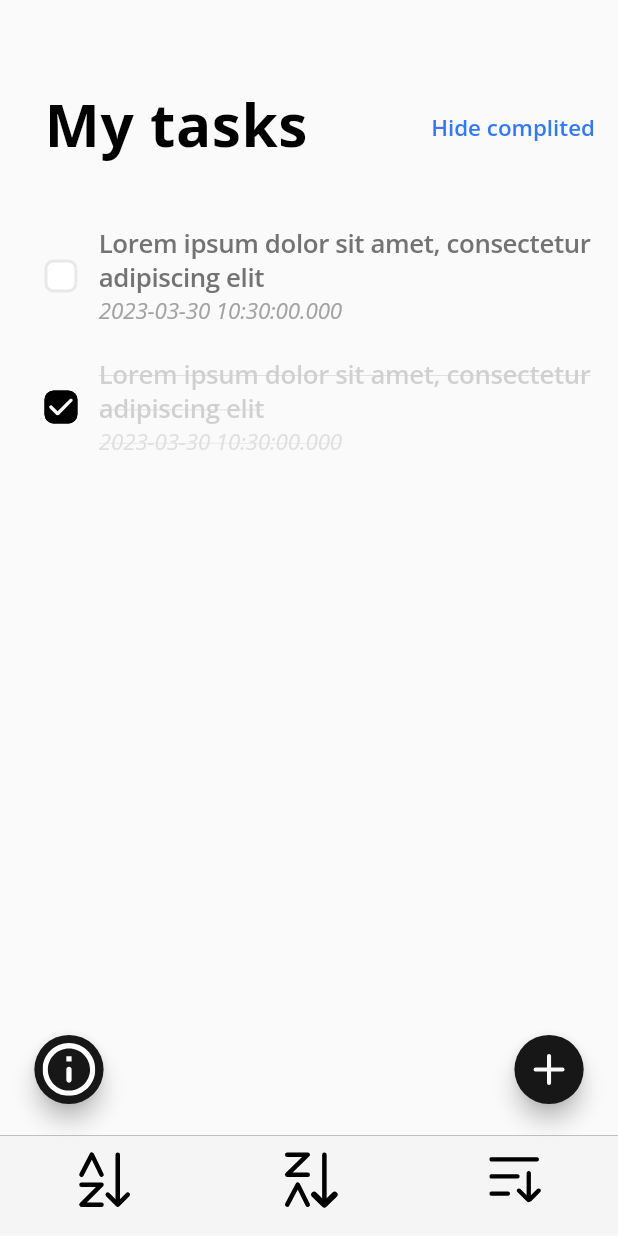
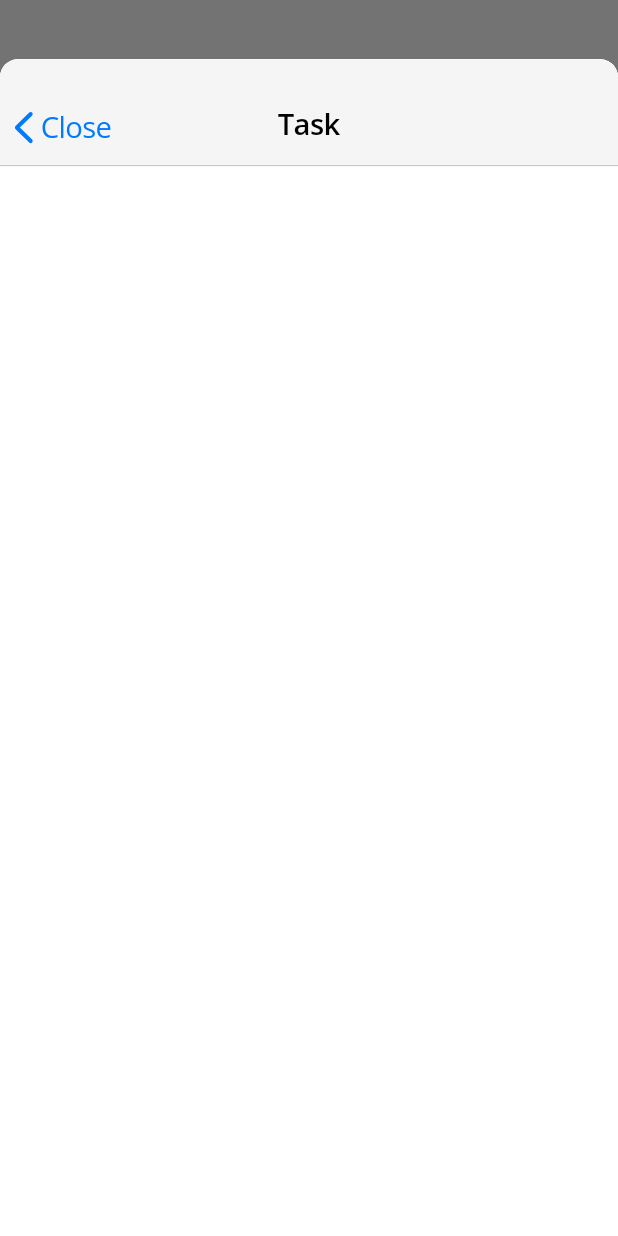
Before and after one commit to abezuglova/second_task, a Flutter app: the screen it shows after launch, after a tap on an icon or button, on a phone screen of 412 x 824 dp. Run offline on Flutter 3.47's test engine with Material 2 defaults, Android fonts, the phone set to English and light mode, and no system bars; our stand-ins replace flutter_screenutil, flutter_svg, google_fonts.

Commit message:
app task appbar added

```diff
--- a/lib/domain/entities/task.dart
+++ b/lib/domain/entities/task.dart
@@ -1,13 +1,13 @@
 class Task {
   final int id;
   final String name;
-  final DateTime creatingDateTime;
+  final DateTime termDateTime;
   final bool isDone;
 
   Task({
     required this.id,
     required this.name,
-    required this.creatingDateTime,
+    required this.termDateTime,
     required this.isDone,
   });
 }
--- a/lib/presentation/assets/app_images.dart
+++ b/lib/presentation/assets/app_images.dart
@@ -6,4 +6,5 @@ class AppImages {
   static const timeSortIcon = 'images/time_sort_icon.svg';
   static const arrow = 'images/arrow.svg';
   static const daw = 'images/daw.svg';
+  static const chevronLeftIcon = 'images/chevron_left_icon.svg';
 }
--- a/lib/presentation/pages/tasks_page/screens/tasks_screen.dart
+++ b/lib/presentation/pages/tasks_page/screens/tasks_screen.dart
@@ -13,6 +13,7 @@ class TasksScreen extends StatelessWidget {
   @override
   Widget build(BuildContext context) {
     return ListView.separated(
+        padding: EdgeInsets.zero,
         itemBuilder: (BuildContext context, int index) => TaskWidget(
               task: tasksList[index],
               onStatusChanged: (bool value) {},
--- a/lib/presentation/pages/tasks_page/tasks_page.dart
+++ b/lib/presentation/pages/tasks_page/tasks_page.dart
@@ -44,14 +44,14 @@ class TasksPage extends StatelessWidget {
                         id: 0,
                         name:
                             'Lorem ipsum dolor sit amet, consectetur adipiscing elit',
-                        creatingDateTime: DateTime.now(),
+                        termDateTime: DateTime.now(),
                         isDone: false,
                       ),
                       Task(
                         id: 1,
                         name:
                             'Lorem ipsum dolor sit amet, consectetur adipiscing elit',
-                        creatingDateTime: DateTime.now(),
+                        termDateTime: DateTime.now(),
                         isDone: true,
                       ),
                     ],
--- /dev/null
+++ b/lib/presentation/pages/tasks_page/widgets/add_task_appbar_widget.dart
@@ -0,0 +1,55 @@
+import 'package:flutter/material.dart';
+import 'package:flutter_screenutil/flutter_screenutil.dart';
+import 'package:flutter_svg/flutter_svg.dart';
+import 'package:second_task/presentation/assets/app_colors.dart';
+import 'package:second_task/presentation/assets/app_images.dart';
+
+class AddTaskAppBarWidget extends StatelessWidget {
+  const AddTaskAppBarWidget({super.key});
+
+  @override
+  Widget build(BuildContext context) {
+    final textTheme = Theme.of(context).textTheme;
+    return Stack(
+      children: [
+        Container(
+          padding: EdgeInsets.fromLTRB(0, 30.h, 0, 14.h),
+          decoration: BoxDecoration(
+            color: AppColors.bottomTapBarColor.withOpacity(0.94),
+            boxShadow: [
+              BoxShadow(
+                color: Colors.black.withOpacity(0.3),
+                offset: Offset(0, 0.5.h),
+              ),
+            ],
+          ),
+          child: Center(
+            child: Text(
+              'Task',
+              style: textTheme.labelMedium,
+            ),
+          ),
+        ),
+        Positioned(
+          left: 9.w,
+          bottom: 12.h,
+          child: TextButton(
+            onPressed: () => Navigator.of(context).pop(),
+            child: Row(
+              mainAxisSize: MainAxisSize.min,
+              crossAxisAlignment: CrossAxisAlignment.center,
+              children: [
+                SvgPicture.asset(AppImages.chevronLeftIcon),
+                SizedBox(width: 5.w),
+                Text(
+                  'Close',
+                  style: textTheme.bodyMedium,
+                ),
+              ],
+            ),
+          ),
+        ),
+      ],
+    );
+  }
+}
--- /dev/null
+++ b/lib/presentation/pages/tasks_page/widgets/add_task_widget.dart
@@ -0,0 +1,37 @@
+import 'package:flutter/material.dart';
+import 'package:flutter_screenutil/flutter_screenutil.dart';
+import 'package:flutter_svg/flutter_svg.dart';
+import 'package:second_task/presentation/assets/app_colors.dart';
+import 'package:second_task/presentation/assets/app_images.dart';
+import 'package:second_task/presentation/pages/tasks_page/widgets/add_task_appbar_widget.dart';
+
+class AddTaskWidget extends StatefulWidget {
+  const AddTaskWidget({super.key});
+
+  @override
+  State<AddTaskWidget> createState() => _AddTaskWidgetState();
+}
+
+class _AddTaskWidgetState extends State<AddTaskWidget> {
+  @override
+  Widget build(BuildContext context) {
+    final textTheme = Theme.of(context).textTheme;
+    return Container(
+      width: 375.w,
+      height: 773.h,
+      clipBehavior: Clip.hardEdge,
+      decoration: BoxDecoration(
+        color: Colors.white,
+        borderRadius: BorderRadius.only(
+          topLeft: Radius.circular(11.58.r),
+          topRight: Radius.circular(11.58.r),
+        ),
+      ),
+      child: Column(
+        children: [
+          AddTaskAppBarWidget(),
+        ],
+      ),
+    );
+  }
+}
--- a/lib/presentation/pages/tasks_page/widgets/floating_buttons_widget.dart
+++ b/lib/presentation/pages/tasks_page/widgets/floating_buttons_widget.dart
@@ -3,6 +3,7 @@ import 'package:flutter_screenutil/flutter_screenutil.dart';
 import 'package:flutter_svg/flutter_svg.dart';
 import 'package:second_task/presentation/assets/app_images.dart';
 import 'package:second_task/presentation/navigation/routes.dart';
+import 'package:second_task/presentation/pages/tasks_page/widgets/add_task_widget.dart';
 
 class FloatingButtonsWidget extends StatelessWidget {
   const FloatingButtonsWidget({super.key});
@@ -25,7 +26,17 @@ class FloatingButtonsWidget extends StatelessWidget {
         ),
         FloatingActionButton(
           heroTag: 'add_button',
-          onPressed: () {},
+          onPressed: () => showModalBottomSheet(
+            context: context,
+            isScrollControlled: true,
+            shape: RoundedRectangleBorder(
+              borderRadius: BorderRadius.only(
+                topLeft: Radius.circular(11.58.r),
+                topRight: Radius.circular(11.58.r),
+              ),
+            ),
+            builder: (context) => const AddTaskWidget(),
+          ),
           child: SvgPicture.asset(
             AppImages.addIcon,
             width: 20.35.w,
--- a/lib/presentation/pages/tasks_page/widgets/task_widget.dart
+++ b/lib/presentation/pages/tasks_page/widgets/task_widget.dart
@@ -36,7 +36,7 @@ class TaskWidget extends StatelessWidget {
                   maxLines: 10,
                 ),
                 Text(
-                  '${task.creatingDateTime}',
+                  '${task.termDateTime}',
                   style: textTheme.headlineSmall?.copyWith(
                     decoration: task.isDone ? TextDecoration.lineThrough : null,
                   ),
```
Also changed, not shown: images/chevron_left_icon.svg (added).
